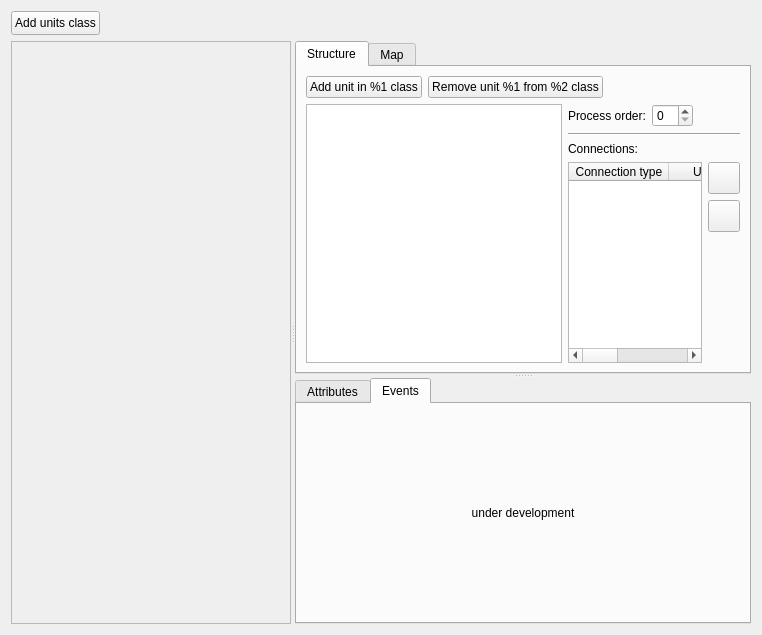
Qt form src/apps/openfluid-builder/spatial/SpatialDomainWidget.ui (OpenFLUID/openfluid) before a commit.
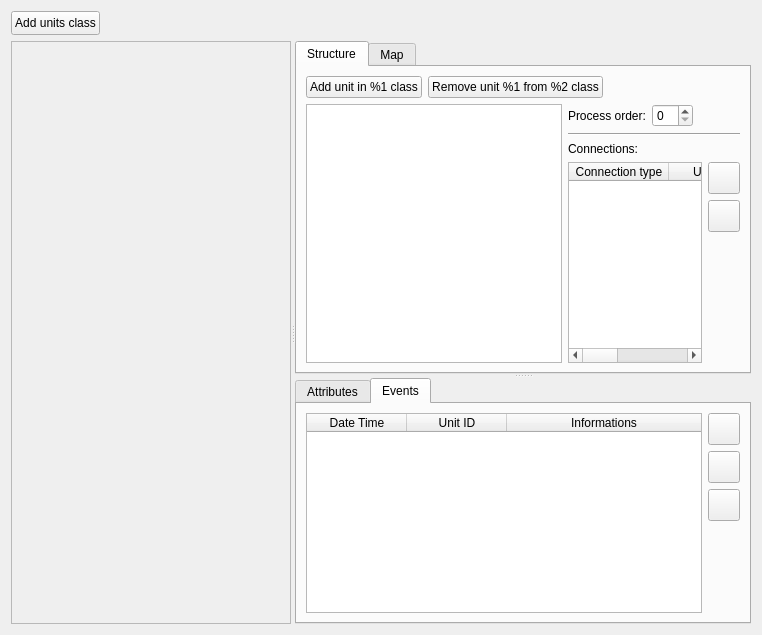
The same form after that commit. The open tabs and pages were chosen to show the change. Custom widgets are drawn as their Qt base class.

Commit message:
Display of spatial events in OpenFLUID-Builder
* Added tabular display of events for current units class
* Updated small buttons size in various widgets
  to match the standardized 32x32 size

(references OpenFLUID/openfluid#291)

```diff
--- a/src/apps/openfluid-builder/spatial/SpatialDomainWidget.ui
+++ b/src/apps/openfluid-builder/spatial/SpatialDomainWidget.ui
@@ -569,17 +569,121 @@
         <attribute name="title">
          <string>Events</string>
         </attribute>
-        <layout class="QVBoxLayout" name="verticalLayout">
+        <layout class="QHBoxLayout" name="horizontalLayout_8">
          <item>
-          <widget class="QLabel" name="label_2">
-           <property name="text">
-            <string>under development</string>
+          <widget class="QTableWidget" name="EventsTableWidget">
+           <property name="editTriggers">
+            <set>QAbstractItemView::NoEditTriggers</set>
            </property>
-           <property name="alignment">
-            <set>Qt::AlignCenter</set>
+           <property name="selectionBehavior">
+            <enum>QAbstractItemView::SelectRows</enum>
            </property>
+           <property name="sortingEnabled">
+            <bool>true</bool>
+           </property>
+           <property name="cornerButtonEnabled">
+            <bool>false</bool>
+           </property>
+           <attribute name="horizontalHeaderStretchLastSection">
+            <bool>true</bool>
+           </attribute>
+           <attribute name="verticalHeaderVisible">
+            <bool>false</bool>
+           </attribute>
+           <attribute name="verticalHeaderHighlightSections">
+            <bool>false</bool>
+           </attribute>
+           <column>
+            <property name="text">
+             <string>Date Time</string>
+            </property>
+           </column>
+           <column>
+            <property name="text">
+             <string>Unit ID</string>
+            </property>
+           </column>
+           <column>
+            <property name="text">
+             <string>Informations</string>
+            </property>
+           </column>
           </widget>
          </item>
+         <item>
+          <layout class="QVBoxLayout" name="verticalLayout_10">
+           <item>
+            <widget class="QPushButton" name="AddEventButton">
+             <property name="minimumSize">
+              <size>
+               <width>32</width>
+               <height>32</height>
+              </size>
+             </property>
+             <property name="maximumSize">
+              <size>
+               <width>32</width>
+               <height>32</height>
+              </size>
+             </property>
+             <property name="text">
+              <string notr="true"/>
+             </property>
+            </widget>
+           </item>
+           <item>
+            <widget class="QPushButton" name="EditEventButton">
+             <property name="minimumSize">
+              <size>
+               <width>32</width>
+               <height>32</height>
+              </size>
+             </property>
+             <property name="maximumSize">
+              <size>
+               <width>32</width>
+               <height>32</height>
+              </size>
+             </property>
+             <property name="text">
+              <string notr="true"/>
+             </property>
+            </widget>
+           </item>
+           <item>
+            <widget class="QPushButton" name="RemoveEventsButton">
+             <property name="minimumSize">
+              <size>
+               <width>32</width>
+               <height>32</height>
+              </size>
+             </property>
+             <property name="maximumSize">
+              <size>
+               <width>32</width>
+               <height>32</height>
+              </size>
+             </property>
+             <property name="text">
+              <string notr="true"/>
+             </property>
+            </widget>
+           </item>
+           <item>
+            <spacer name="verticalSpacer_6">
+             <property name="orientation">
+              <enum>Qt::Vertical</enum>
+             </property>
+             <property name="sizeHint" stdset="0">
+              <size>
+               <width>20</width>
+               <height>40</height>
+              </size>
+             </property>
+            </spacer>
+           </item>
+          </layout>
+         </item>
         </layout>
        </widget>
       </widget>
```
Left out of the diff: 2 changed lines with no effect on the pictures. The commit also changes 6 other files.
